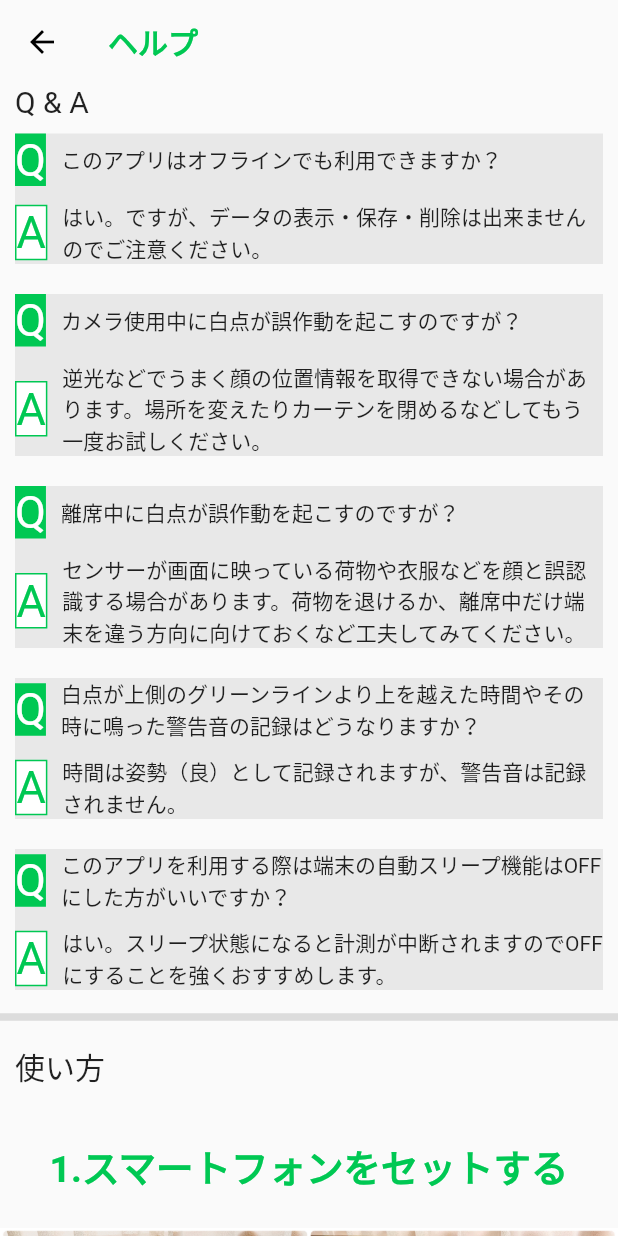
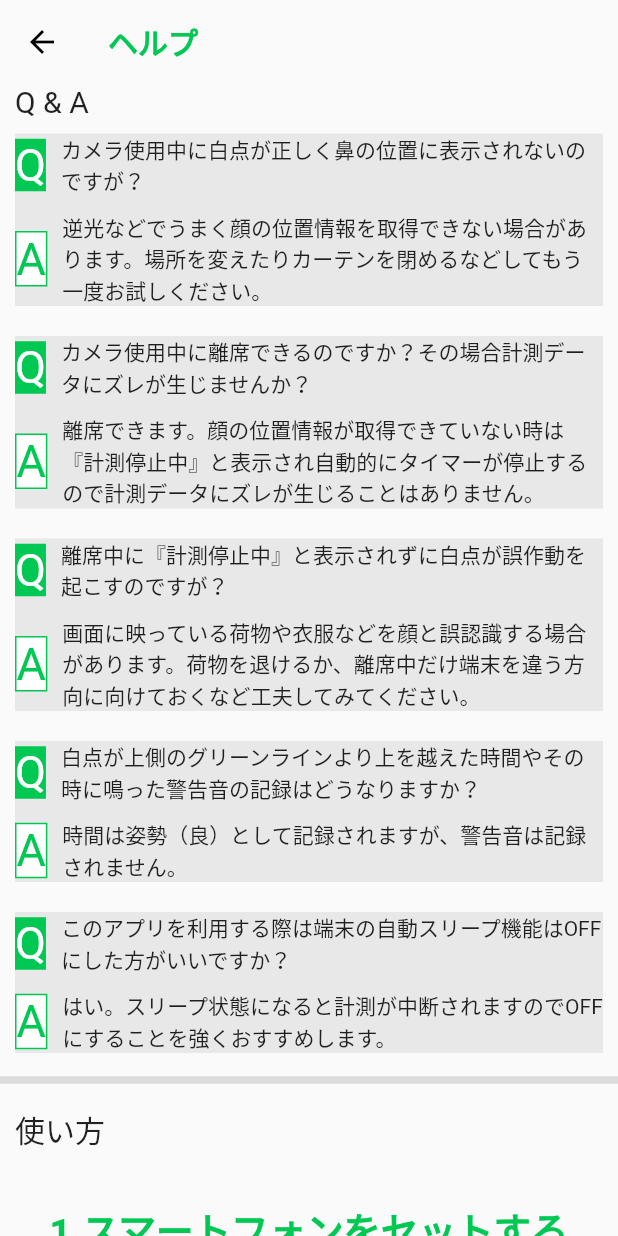
Before and after one commit to is4041/NekozeChecker, a Flutter app: the screen it shows once a user with an empty profile is signed in, after a tap on an icon or button, on a phone screen of 412 x 824 dp. Run offline on Flutter 3.47's test engine with Material 2 defaults, Android fonts, the phone set to English and light mode, and no system bars; our stand-ins replace audioplayers, camera, cloud_firestore, connectivity_plus, firebase_auth, firebase_core and 3 more; missing offline and left inert: sign_button, tflite; accounts and stored records are empty; network calls fail.

Commit message:
チュートリアルを一部変更した

```diff
--- a/lib/help/help_page.dart
+++ b/lib/help/help_page.dart
@@ -27,16 +27,17 @@ class HelpPage extends StatelessWidget {
             ),
           ),
           Question(
-              question: "このアプリはオフラインでも利用できますか？",
-              answer: "はい。ですが、データの表示・保存・削除は出来ませんのでご注意ください。"),
-          Question(
-              question: "カメラ使用中に白点が誤作動を起こすのですが？",
+              question: "カメラ使用中に白点が正しく鼻の位置に表示されないのですが？",
               answer:
                   "逆光などでうまく顔の位置情報を取得できない場合があります。場所を変えたりカーテンを閉めるなどしてもう一度お試しください。"),
           Question(
-              question: "離席中に白点が誤作動を起こすのですが？",
+              question: "カメラ使用中に離席できるのですか？その場合計測データにズレが生じませんか？",
               answer:
-                  "センサーが画面に映っている荷物や衣服などを顔と誤認識する場合があります。荷物を退けるか、離席中だけ端末を違う方向に向けておくなど工夫してみてください。"),
+                  "離席できます。顔の位置情報が取得できていない時は『計測停止中』と表示され自動的にタイマーが停止するので計測データにズレが生じることはありません。"),
+          Question(
+              question: "離席中に『計測停止中』と表示されずに白点が誤作動を起こすのですが？",
+              answer:
+                  "画面に映っている荷物や衣服などを顔と誤認識する場合があります。荷物を退けるか、離席中だけ端末を違う方向に向けておくなど工夫してみてください。"),
           Question(
               question: "白点が上側のグリーンラインより上を越えた時間やその時に鳴った警告音の記録はどうなりますか？",
               answer: "時間は姿勢（良）として記録されますが、警告音は記録されません。"),
@@ -55,34 +56,11 @@ class HelpPage extends StatelessWidget {
             ),
           ),
           //チュートリアル
-          Column(
-            children: [
-              SizedBox(
-                height: screenSize.height * 0.1,
-                width: double.infinity,
-                child: Center(
-                  child: Text(
-                    "1.スマートフォンをセットする",
-                    style: TextStyle(
-                        fontSize: 25,
-                        fontWeight: FontWeight.bold,
-                        color: Colors.greenAccent.shade700),
-                  ),
-                ),
-              ),
-              SizedBox(
-                height: screenSize.height * 0.5,
-                width: double.infinity,
-                child: Image.asset(
-                  "images/IMG_0203.JPG",
-                  fit: BoxFit.cover,
-                ),
-              ),
-              Padding(
-                padding: const EdgeInsets.only(top: 10, right: 50.0, left: 50),
-                child: Column(
-                  mainAxisSize: MainAxisSize.min,
-                  crossAxisAlignment: CrossAxisAlignment.start,
+          PageContents(
+            screenSize: screenSize,
+            image: "images/IMG_0203.JPG",
+            title: "1.スマートフォンをセットする",
+            description: Column(
               children: [
                 Text(
                   "セットをしたらSTARTボタンを押してカメラを起動しましょう。",
@@ -98,37 +76,14 @@ class HelpPage extends StatelessWidget {
               ],
             ),
           ),
-            ],
-          ),
           Divider(
             thickness: 1,
           ),
-          Column(
-            children: [
-              SizedBox(
-                height: screenSize.height * 0.1,
-                width: double.infinity,
-                child: Center(
-                  child: Text(
-                    "2.白点の位置を調整する",
-                    style: TextStyle(
-                        fontSize: 25,
-                        fontWeight: FontWeight.bold,
-                        color: Colors.greenAccent.shade700),
-                  ),
-                ),
-              ),
-              SizedBox(
-                height: screenSize.height * 0.5,
-                width: double.infinity,
-                child: Image.asset(
-                  "images/IMG_Unsplash.jpg",
-                  fit: BoxFit.cover,
-                ),
-              ),
-              Padding(
-                padding: const EdgeInsets.only(top: 10, right: 50.0, left: 50),
-                child: Column(
+          PageContents(
+            screenSize: screenSize,
+            image: "images/IMG_Unsplash.jpg",
+            title: "2.白点の位置を調整する",
+            description: Column(
               crossAxisAlignment: CrossAxisAlignment.start,
               children: [
                 Text(
@@ -138,9 +93,6 @@ class HelpPage extends StatelessWidget {
                 Text(
                   "白点が枠内から出ないように姿勢を保ち続けましょう。",
                   style: TextStyle(fontSize: 16),
-                    ),
-                    SizedBox(
-                      height: 10,
                 ),
                 Text(
                   "白点がグリーンラインの枠内から出たまま一定時間経つと警告音が鳴ります。",
@@ -152,8 +104,6 @@ class HelpPage extends StatelessWidget {
               ],
             ),
           ),
-            ],
-          ),
           Divider(
             thickness: 5,
           ),
@@ -164,42 +114,17 @@ class HelpPage extends StatelessWidget {
               style: TextStyle(fontSize: 20),
             ),
           ),
-          Column(
-            children: [
-              SizedBox(
-                height: screenSize.height * 0.1,
-                width: double.infinity,
-                child: Center(
-                  child: FittedBox(
-                    child: Text(
-                      " 使わなくなった端末を活用できます ",
-                      style: TextStyle(
-                          fontSize: 25,
-                          fontWeight: FontWeight.bold,
-                          color: Colors.greenAccent.shade700),
-                    ),
-                  ),
-                ),
-              ),
-              SizedBox(
-                height: screenSize.height * 0.5,
-                width: double.infinity,
-                child: Image.asset(
-                  "images/IMG_0215.jpg",
-                  fit: BoxFit.cover,
-                ),
-              ),
-              Padding(
-                padding: const EdgeInsets.only(top: 10, right: 50.0, left: 50),
-                child: Text(
-                  "使わなくなった端末はありませんか？\nカメラ使用中は他の操作ができないためPC作業中やゲーム中にも今お使いの端末でメール返信などの操作をされる方は当アプリを、使わなくなった端末にインストールして使用するということもできます。",
+          PageContents(
+            screenSize: screenSize,
+            image: "images/IMG_0215.jpg",
+            title: " 使わなくなった端末を活用できます ",
+            description: Text(
+              "使わなくなった端末はありませんか？\nGoogleでサインインすると複数の端末の間でデータの同期ができます。\n同期をすることで今お使いの端末をデータ閲覧用、使わなくなった端末をカメラ計測用にするということもできます。",
               style: TextStyle(fontSize: 16),
             ),
           ),
           SizedBox(
             height: 10,
-              ),
-            ],
           )
         ],
       ),
@@ -270,3 +195,52 @@ class Question extends StatelessWidget {
     );
   }
 }
+
+//PageContentsクラス
+class PageContents extends StatelessWidget {
+  PageContents(
+      {required this.screenSize,
+      required this.image,
+      required this.title,
+      required this.description});
+
+  dynamic screenSize;
+  String image;
+  String title;
+  Widget description;
+
+  @override
+  Widget build(BuildContext context) {
+    return Column(
+      children: [
+        SizedBox(
+          height: screenSize.height * 0.1,
+          width: double.infinity,
+          child: Center(
+            child: FittedBox(
+              child: Text(
+                title,
+                style: TextStyle(
+                    fontSize: 25,
+                    fontWeight: FontWeight.bold,
+                    color: Colors.greenAccent.shade700),
+              ),
+            ),
+          ),
+        ),
+        SizedBox(
+          height: screenSize.height * 0.5,
+          width: double.infinity,
+          child: Image.asset(
+            image,
+            fit: BoxFit.cover,
+          ),
+        ),
+        Padding(
+          padding: const EdgeInsets.only(top: 10, right: 50.0, left: 50),
+          child: description,
+        ),
+      ],
+    );
+  }
+}
--- a/lib/home/home_model.dart
+++ b/lib/home/home_model.dart
@@ -60,6 +60,11 @@ class HomeModel extends ChangeNotifier {
 
   //userIdを取得する
   getUserId() {
+    if (FirebaseAuth.instance.currentUser!.isAnonymous == false) {
+      Utils.isAnonymous = false;
+    } else {
+      Utils.isAnonymous = true;
+    }
     Utils.userId = FirebaseAuth.instance.currentUser!.uid;
     print("userId : ${Utils.userId}");
   }
@@ -74,11 +79,6 @@ class HomeModel extends ChangeNotifier {
     Utils.greenLineRange = document["greenLineRange"];
     Utils.timeToNotification = document["timeToNotification"];
 
-    if (FirebaseAuth.instance.currentUser!.isAnonymous == false) {
-      Utils.isAnonymous = false;
-    } else {
-      Utils.isAnonymous = true;
-    }
     Utils.showTutorial = false;
   }
 
--- a/lib/home/home_page.dart
+++ b/lib/home/home_page.dart
@@ -59,7 +59,12 @@ class HomePage extends StatelessWidget {
                             },
                             child: Text("?"),
                             style: ElevatedButton.styleFrom(
-                                shape: CircleBorder(), primary: Colors.grey),
+                                side: BorderSide(
+                                  color: Colors.white, //色
+                                  width: 1, //太さ
+                                ),
+                                shape: CircleBorder(),
+                                primary: Colors.grey),
                           ),
                         ),
                       ),
@@ -112,7 +117,7 @@ class HomePage extends StatelessWidget {
                                                   ),
                                                 ],
                                               ),
-                                              Text("猫背通知回数：${value[3]}回"),
+                                              Text("警告回数：${value[3]}回"),
                                               SizedBox(
                                                 height: 10,
                                               ),
--- a/lib/setting/setting_model.dart
+++ b/lib/setting/setting_model.dart
@@ -15,22 +15,22 @@ class SettingModel extends ChangeNotifier {
 
   //警告音が鳴るまでの秒数リスト
   final secondsList = [
+    1,
+    2,
+    3,
+    4,
     5,
     10,
     15,
+    20,
+    25,
     30,
+    35,
+    40,
     45,
+    50,
+    55,
     60,
-    120,
-    180,
-    240,
-    300,
-    600,
-    1200,
-    1800,
-    2400,
-    3000,
-    3600,
   ];
 
   //白点がグリーンラインの枠外に出た時に警告するまでの時間を更新
@@ -76,6 +76,12 @@ class SettingModel extends ChangeNotifier {
 
   //匿名アカウントからgoogleアカウントへの更新
   googleSignIn() async {
+    final connectivityResult = await Connectivity().checkConnectivity();
+    if (connectivityResult == ConnectivityResult.none) {
+      throw ("通信状態をご確認ください");
+    } else if (Utils.userId.isEmpty) {
+      throw ("ユーザー情報が取得できていません。一度ホームに戻ってから再度試してください");
+    }
     final GoogleSignInAccount? googleUser = await GoogleSignIn().signIn();
     // Obtain the auth details from the request
     final GoogleSignInAuthentication googleAuth =
@@ -99,6 +105,8 @@ class SettingModel extends ChangeNotifier {
     final connectivityResult = await Connectivity().checkConnectivity();
     if (connectivityResult == ConnectivityResult.none) {
       throw ("通信状態をご確認ください");
+    } else if (Utils.userId.isEmpty) {
+      throw ("ユーザー情報が取得できていません。一度ホームに戻ってから再度試してください");
     }
     await FirebaseAuth.instance.signOut();
     Utils.userId = "";
--- a/lib/setting/setting_page.dart
+++ b/lib/setting/setting_page.dart
@@ -115,9 +115,7 @@ class SettingPage extends StatelessWidget {
                                         itemExtent: 40,
                                         children: model.secondsList
                                             .map((seconds) => Center(
-                                                child: Text(seconds ~/ 60 > 0
-                                                    ? "${(seconds / 60).toInt()} 分"
-                                                    : "${seconds} 秒")))
+                                                child: Text("${seconds} 秒")))
                                             .toList(),
                                       ),
                                     ),
@@ -140,13 +138,12 @@ class SettingPage extends StatelessWidget {
                         child: Padding(
                           padding: const EdgeInsets.only(left: 10.0),
                           child: Align(
-                              alignment: Alignment.centerLeft,
-                              child: Text(
-                                Utils.timeToNotification ~/ 60 > 0
-                                    ? "${(Utils.timeToNotification / 60).toInt()} 分"
-                                    : "${Utils.timeToNotification} 秒",
-                                style: TextStyle(fontSize: 17),
-                              )),
+                            alignment: Alignment.centerLeft,
+                            child: Text(
+                              "${Utils.timeToNotification} 秒",
+                              style: TextStyle(fontSize: 17),
+                            ),
+                          ),
                         ),
                       ),
                     ),
@@ -260,14 +257,13 @@ class SettingPage extends StatelessWidget {
                                             ],
                                           );
                                         });
-                                  } else if (e.toString() !=
-                                      "Null check operator used on a null value") {
+                                  } else {
                                     await showDialog(
                                         context: context,
                                         builder: (BuildContext context) {
                                           return CupertinoAlertDialog(
                                             title: Text("エラー"),
-                                            content: Text("通信状態をご確認ください"),
+                                            content: Text(e.toString()),
                                             actions: [
                                               TextButton(
                                                 child: const Text("OK"),
@@ -324,7 +320,8 @@ class SettingPage extends StatelessWidget {
                       height: 45,
                       width: double.infinity,
                       //googleログイン時
-                      child: Utils.isAnonymous == false
+                      child: Utils.isAnonymous == false &&
+                              Utils.userId.isNotEmpty
                           ? InkWell(
                               highlightColor: Colors.grey[400],
                               onTap: () async {
@@ -390,7 +387,7 @@ class SettingPage extends StatelessWidget {
                             ),
                     ),
                     SizedBox(
-                      height: 50,
+                      height: 200,
                     ),
                     Padding(
                       padding: const EdgeInsets.only(left: 10.0),
@@ -508,6 +505,9 @@ class SettingPage extends StatelessWidget {
                         ),
                       ),
                     ),
+                    SizedBox(
+                      height: 50,
+                    ),
                   ],
                 ),
               );
--- a/lib/signin/signin_page.dart
+++ b/lib/signin/signin_page.dart
@@ -163,15 +163,11 @@ class PageOne extends StatelessWidget {
       description: Column(
         children: [
           Text(
-            "Posture Correctionはゲームやデスクワーク中の前傾姿勢による顔の位置変化をカメラでリアルタイムに読み取り姿勢不良を検知すると音で警告してくれるアプリです。",
+            "Posture Correctionはゲームやデスクワーク中の前傾姿勢を検知すると警告音でお知らせします。",
             style: TextStyle(fontSize: 16),
           ),
           SizedBox(
             height: 20,
-          ),
-          Text(
-            "使い方の説明は次ページから→",
-            style: TextStyle(fontSize: 12),
           ),
         ],
       ),
@@ -191,11 +187,9 @@ class PageTwo extends StatelessWidget {
       image: "images/IMG_0203.JPG",
       title: "スマートフォンをセットする",
       description: Column(
-        mainAxisSize: MainAxisSize.min,
-        crossAxisAlignment: CrossAxisAlignment.start,
         children: [
           Text(
-            "スマートフォンをモニター付近にセットしたら緑色のstartボタンを押してカメラを起動しましょう。",
+            "モニター付近にセットしたらstartボタンを押してカメラを起動しましょう。",
             style: TextStyle(fontSize: 16),
           ),
           SizedBox(
@@ -223,18 +217,13 @@ class PageThree extends StatelessWidget {
       image: "images/IMG_Unsplash.jpg",
       title: "白点の位置を調整する",
       description: Column(
-        crossAxisAlignment: CrossAxisAlignment.start,
         children: [
           Text(
-            "姿勢を正し、鼻の位置に表示される白点がグリーンラインの枠内に収まるように端末の位置を調整します。",
-            style: TextStyle(fontSize: 16),
-          ),
-          Text(
-            "白点が枠内から出ないように姿勢を保ち続けましょう。",
+            "姿勢を正し、鼻の位置に表示される白点がグリーンラインの枠内に収まるように端末の位置を調整します。\n白点が枠内から出ないように姿勢を維持しましょう。",
             style: TextStyle(fontSize: 16),
           ),
           SizedBox(
-            height: 10,
+            height: 5,
           ),
           Text(
             "白点がグリーンラインの枠内から出たまま一定時間経つと警告音が鳴ります。",
@@ -257,9 +246,13 @@ class PageFour extends StatelessWidget {
       screenSize: screenSize,
       image: "images/IMG_0215.jpg",
       title: " 使わなくなった端末を活用できます ",
-      description: Text(
-        "使わなくなった端末はありませんか？\nカメラ使用中は他の操作ができないためPC作業中やゲーム中にも今お使いの端末でメール返信などの操作をされる方は当アプリを、使わなくなった端末にインストールして使用するということもできます。",
+      description: Column(
+        children: [
+          Text(
+            "Googleでサインインすると複数の端末の間でデータの同期ができます。\n同期をすることで今お使いの端末をデータ閲覧用、使わなくなった端末をカメラ計測用にするということもできます。",
             style: TextStyle(fontSize: 16),
+          ),
+        ],
       ),
     );
   }
@@ -420,12 +413,18 @@ class PageContents extends StatelessWidget {
   Widget build(BuildContext context) {
     return Column(
       children: [
-        SizedBox(
+        Padding(
+          padding: const EdgeInsets.only(top: 5.0, right: 5.0, left: 5.0),
+          child: Container(
             height: screenSize.height * 0.5,
             width: double.infinity,
+            child: ClipRRect(
+              borderRadius: BorderRadius.circular(45),
               child: Image.asset(
                 image,
                 fit: BoxFit.cover,
+              ),
+            ),
           ),
         ),
         SizedBox(
```
Lines whose indentation alone changed are shown as unchanged.
